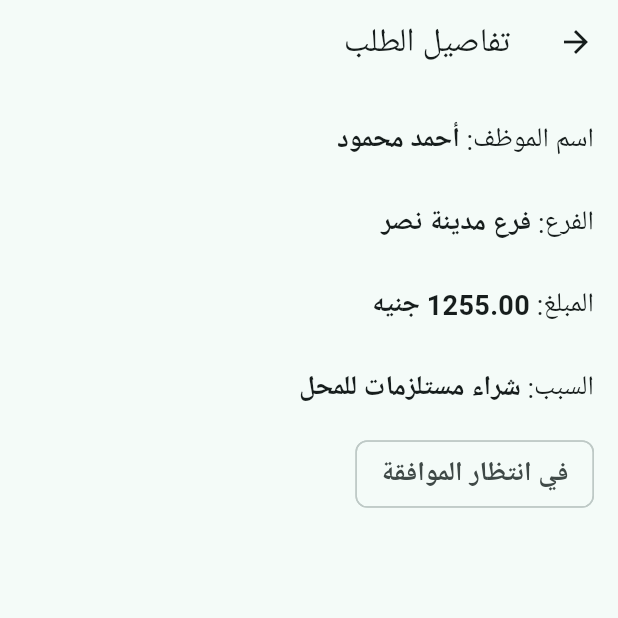
After one commit to BasmalaAhmed/shop_approval_app, a Flutter app: the screen it shows after launch, after a tap on "أحمد محمود", on a phone screen of 412 x 824 dp, the top half of it. The commit adds this screen. Run offline on Flutter 3.47's test engine with Material 3 defaults, Android fonts, the phone set to English and light mode, and no system bars.

Commit message:
feat: add approval request details UI

```diff
--- /dev/null
+++ b/lib/features/approvals/presentation/views/approval_request_details_page.dart
@@ -0,0 +1,46 @@
+import 'package:flutter/material.dart';
+import 'package:shop_approval_app/features/approvals/presentation/widgets/approval_detail_row.dart';
+import 'package:shop_approval_app/features/approvals/presentation/widgets/approval_status_chip.dart';
+import 'package:shop_approval_app/models/approval_request.dart';
+
+class ApprovalRequestDetailsPage extends StatelessWidget {
+  const ApprovalRequestDetailsPage({super.key, required this.request});
+
+  final ApprovalRequest request;
+
+  @override
+  Widget build(BuildContext context) {
+    final pounds = request.amountInPiastres ~/ 100;
+    final piastres = request.amountInPiastres % 100;
+
+    return Scaffold(
+      appBar: AppBar(title: Text('تفاصيل الطلب')),
+      body: SingleChildScrollView(
+        padding: const EdgeInsets.all(16),
+        child: SizedBox(
+          width: double.infinity,
+          child: Column(
+            crossAxisAlignment: CrossAxisAlignment.start,
+            children: [
+              ApprovalDetailRow(
+                label: 'اسم الموظف',
+                value: request.employeeName,
+              ),
+              const SizedBox(height: 12),
+              ApprovalDetailRow(label: 'الفرع', value: request.branchName),
+              const SizedBox(height: 12),
+              ApprovalDetailRow(
+                label: 'المبلغ',
+                value: '$pounds.${piastres.toString().padLeft(2, '0')} جنيه',
+              ),
+              const SizedBox(height: 12),
+              ApprovalDetailRow(label: 'السبب', value: request.reason),
+              const SizedBox(height: 12),
+              ApprovalStatusChip(status: request.status),
+            ],
+          ),
+        ),
+      ),
+    );
+  }
+}
--- a/lib/features/approvals/presentation/views/approval_requests_page.dart
+++ b/lib/features/approvals/presentation/views/approval_requests_page.dart
@@ -1,4 +1,5 @@
 import 'package:flutter/material.dart';
+import 'package:shop_approval_app/features/approvals/presentation/views/approval_request_details_page.dart';
 import 'package:shop_approval_app/features/approvals/presentation/widgets/approval_request_card.dart';
 import 'package:shop_approval_app/models/approval_request.dart';
 
@@ -33,7 +34,18 @@ class ApprovalRequestsPage extends StatelessWidget {
       body: ListView.separated(
         padding: const EdgeInsets.all(16),
         itemBuilder: (context, index) {
-          return ApprovalRequestCard(request: requests[index]);
+          return InkWell(
+            onTap: () {
+              Navigator.push(
+                context,
+                MaterialPageRoute<void>(
+                  builder: (context) =>
+                      ApprovalRequestDetailsPage(request: requests[index]),
+                ),
+              );
+            },
+            child: ApprovalRequestCard(request: requests[index]),
+          );
         },
         separatorBuilder: (context, index) {
           return const SizedBox(height: 12);
--- /dev/null
+++ b/lib/features/approvals/presentation/widgets/approval_detail_row.dart
@@ -0,0 +1,30 @@
+import 'package:flutter/material.dart';
+
+class ApprovalDetailRow extends StatelessWidget {
+  const ApprovalDetailRow({
+    super.key,
+    required this.label,
+    required this.value,
+  });
+
+  final String label, value;
+
+  @override
+  Widget build(BuildContext context) {
+    return Padding(
+      padding: const EdgeInsets.symmetric(vertical: 8),
+      child: Row(
+        crossAxisAlignment: CrossAxisAlignment.start,
+        children: [
+          Text('$label: ', style: TextStyle(fontSize: 18)),
+          Expanded(
+            child: Text(
+              value,
+              style: TextStyle(fontSize: 18, fontWeight: FontWeight.w600),
+            ),
+          ),
+        ],
+      ),
+    );
+  }
+}
--- a/lib/features/approvals/presentation/widgets/approval_request_card.dart
+++ b/lib/features/approvals/presentation/widgets/approval_request_card.dart
@@ -1,23 +1,11 @@
 import 'package:flutter/material.dart';
+import 'package:shop_approval_app/features/approvals/presentation/widgets/approval_status_chip.dart';
 import 'package:shop_approval_app/models/approval_request.dart';
 
 class ApprovalRequestCard extends StatelessWidget {
   const ApprovalRequestCard({super.key, required this.request});
 
   final ApprovalRequest request;
-
-  String _statusLabel(ApprovalStatus status) {
-    switch (status) {
-      case ApprovalStatus.pending:
-        return 'في انتظار الموافقة';
-      case ApprovalStatus.approved:
-        return 'تمت الموافقة';
-      case ApprovalStatus.rejected:
-        return 'مرفوض';
-      case ApprovalStatus.draft:
-        return 'مسودة';
-    }
-  }
 
   @override
   Widget build(BuildContext context) {
@@ -42,7 +30,7 @@ class ApprovalRequestCard extends StatelessWidget {
             const SizedBox(height: 8),
             Text("السبب: ${request.reason}"),
             const SizedBox(height: 12),
-            Chip(label: Text(_statusLabel(request.status))),
+            ApprovalStatusChip(status: request.status),
           ],
         ),
       ),
--- /dev/null
+++ b/lib/features/approvals/presentation/widgets/approval_status_chip.dart
@@ -0,0 +1,30 @@
+import 'package:flutter/material.dart';
+import 'package:shop_approval_app/models/approval_request.dart';
+
+class ApprovalStatusChip extends StatelessWidget {
+  const ApprovalStatusChip({super.key, required this.status});
+  final ApprovalStatus status;
+
+  String _statusLabel(ApprovalStatus status) {
+    switch (status) {
+      case ApprovalStatus.pending:
+        return 'في انتظار الموافقة';
+      case ApprovalStatus.approved:
+        return 'تمت الموافقة';
+      case ApprovalStatus.rejected:
+        return 'مرفوض';
+      case ApprovalStatus.draft:
+        return 'مسودة';
+    }
+  }
+
+  @override
+  Widget build(BuildContext context) {
+    return Chip(
+      label: Text(
+        _statusLabel(status),
+        style: TextStyle(fontSize: 18, fontWeight: FontWeight.w600),
+      ),
+    );
+  }
+}
```
